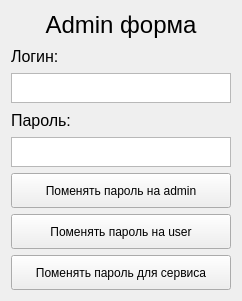
Above: admin.ui from edfefegeger/PyQt_Web_Engine_Loging before the change. Below: the same form after it.
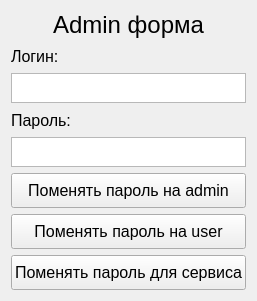
That is the form after the change.

Commit message: start config

```diff
--- a/admin.ui
+++ b/admin.ui
@@ -109,6 +109,11 @@
          <height>35</height>
         </size>
        </property>
+       <property name="font">
+        <font>
+         <pointsize>12</pointsize>
+        </font>
+       </property>
        <property name="text">
         <string>Поменять пароль на admin</string>
        </property>
@@ -122,6 +127,11 @@
          <height>35</height>
         </size>
        </property>
+       <property name="font">
+        <font>
+         <pointsize>12</pointsize>
+        </font>
+       </property>
        <property name="text">
         <string>Поменять пароль на user</string>
        </property>
@@ -135,6 +145,11 @@
          <height>35</height>
         </size>
        </property>
+       <property name="font">
+        <font>
+         <pointsize>12</pointsize>
+        </font>
+       </property>
        <property name="text">
         <string>Поменять пароль для сервиса</string>
        </property>
```
The commit also changes 2 other files.
